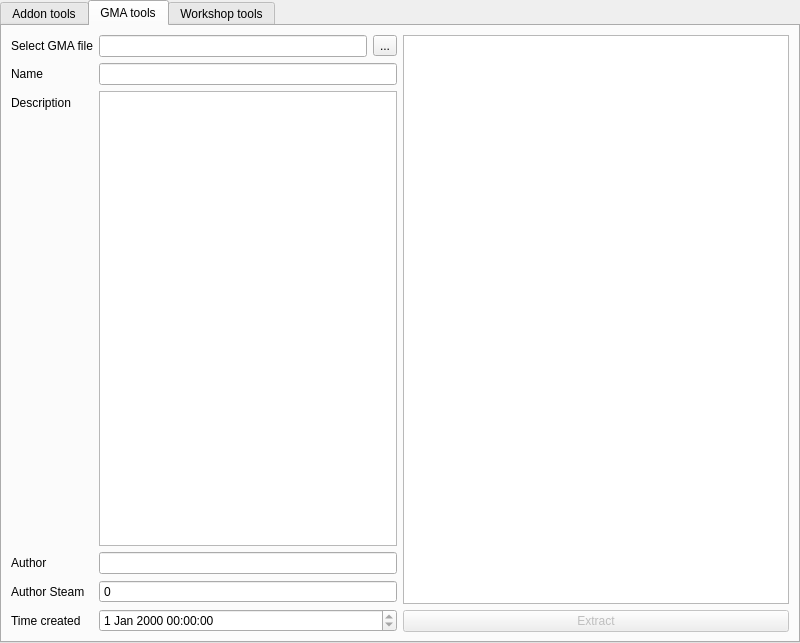
First picture: the form in ui/mainwindow.ui, repository FPtje/gmosh, before the edit.
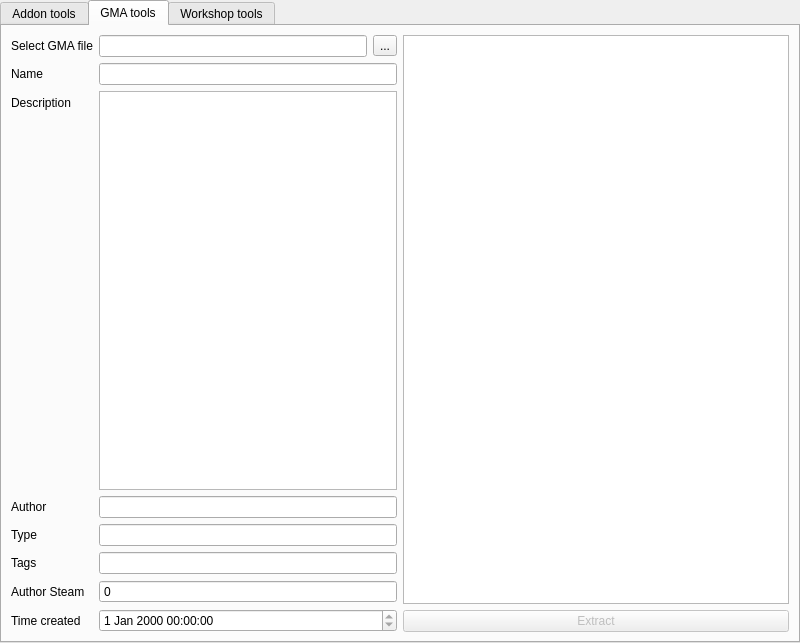
Second picture: the form after the edit.

Commit message: Type and tags in gma info

The edit to the form file:
```diff
--- a/ui/mainwindow.ui
+++ b/ui/mainwindow.ui
@@ -539,14 +539,14 @@
             </property>
            </widget>
           </item>
-          <item row="4" column="0">
+          <item row="6" column="0">
            <widget class="QLabel" name="label_17">
             <property name="text">
              <string>Author Steam</string>
             </property>
            </widget>
           </item>
-          <item row="5" column="0">
+          <item row="7" column="0">
            <widget class="QLabel" name="label_18">
             <property name="text">
              <string>Time created</string>
@@ -574,14 +574,14 @@
             </property>
            </widget>
           </item>
-          <item row="5" column="1">
+          <item row="7" column="1">
            <widget class="QDateTimeEdit" name="gmaTimestamp">
             <property name="readOnly">
              <bool>true</bool>
             </property>
            </widget>
           </item>
-          <item row="4" column="1">
+          <item row="6" column="1">
            <widget class="QDoubleSpinBox" name="gmaAuthorID">
             <property name="readOnly">
              <bool>true</bool>
@@ -597,6 +597,26 @@
             </property>
            </widget>
           </item>
+          <item row="5" column="0">
+           <widget class="QLabel" name="label_32">
+            <property name="text">
+             <string>Tags</string>
+            </property>
+           </widget>
+          </item>
+          <item row="5" column="1">
+           <widget class="QLineEdit" name="gmaTags"/>
+          </item>
+          <item row="4" column="0">
+           <widget class="QLabel" name="label_33">
+            <property name="text">
+             <string>Type</string>
+            </property>
+           </widget>
+          </item>
+          <item row="4" column="1">
+           <widget class="QLineEdit" name="gmaType"/>
+          </item>
          </layout>
         </item>
         <item>
```
The commit also changes 1 other file.
